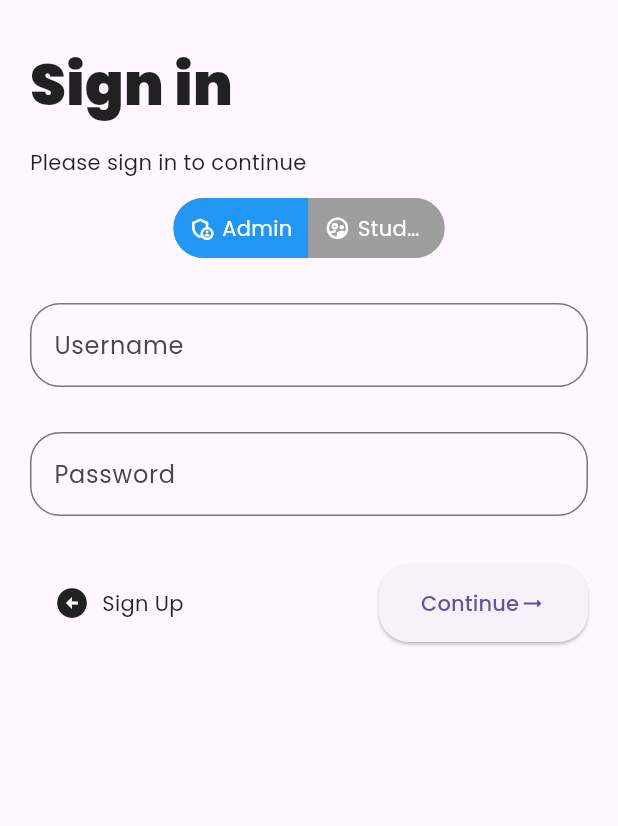
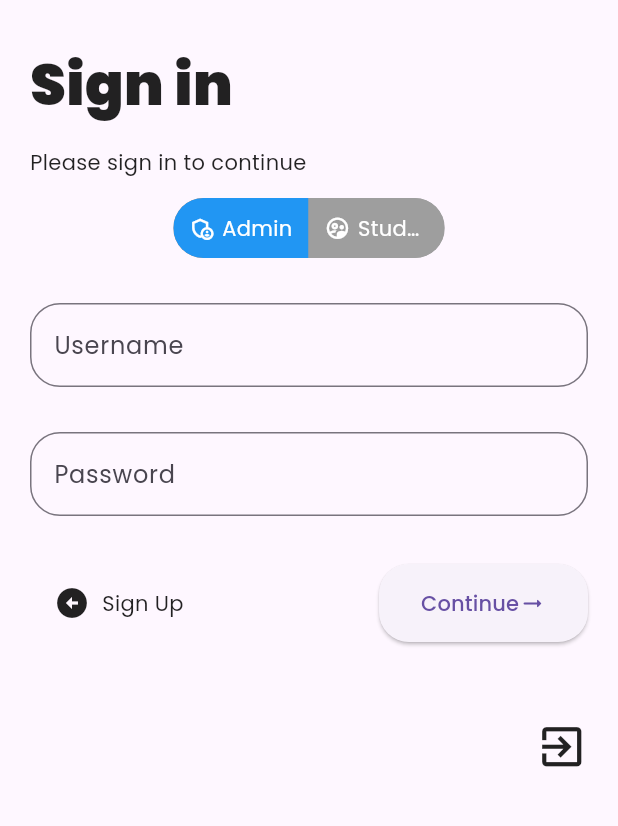
Before and after one commit to BilalAbbas78/attendance_management_system, a Flutter app: the screen it shows after launch, on a phone screen of 412 x 824 dp, the part 129-955 px from its top. Run offline on Flutter 3.47's test engine with Material 2 defaults, Android fonts, the phone set to English and light mode, and no system bars; drawn by our look-alikes of toggle_switch; our stand-ins replace firebase_core, firebase_database, fluttertoast, google_fonts; missing offline and left inert: month_year_picker; accounts and stored records are empty.

Commit message:
Exit button added in Login Page

```diff
--- a/lib/adminpage.dart
+++ b/lib/adminpage.dart
@@ -528,7 +528,7 @@ class _AdminPageState extends State<AdminPage> {
                     leaveRequestList.length.toString(),
                     style: const TextStyle(
                       color: Colors.white,
-                      fontSize: 8,
+                      fontSize: 10,
                     ),
                     textAlign: TextAlign.center,
                   ),
--- a/lib/loginpage.dart
+++ b/lib/loginpage.dart
@@ -4,6 +4,7 @@ import 'package:attendance_management_system/adminpage.dart';
 import 'package:attendance_management_system/userpage.dart';
 import 'package:firebase_database/firebase_database.dart';
 import 'package:flutter/material.dart';
+import 'package:flutter/services.dart';
 // ignore: import_of_legacy_library_into_null_safe
 import 'package:fluttertoast/fluttertoast.dart';
 import 'package:google_fonts/google_fonts.dart';
@@ -214,6 +215,19 @@ class LoginPageState extends State<LoginPage> {
                     ),
                   ],
                 ),
+                SizedBox(
+                  height: 50,
+                ),
+                Align(
+                  alignment: Alignment.centerRight,
+                  child: InkWell(
+                    onTap: () => SystemNavigator.pop(),
+                    child: Icon(
+                      size: 35,
+                      Icons.exit_to_app_outlined,
+                    ),
+                ),
+                ),
               ],
             ),
           ),
```
